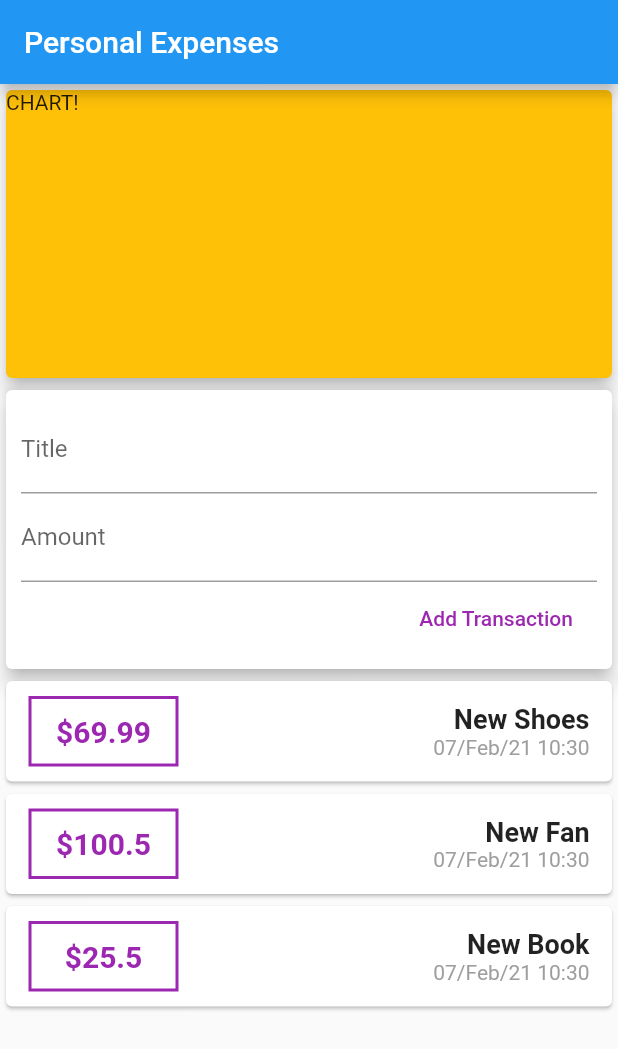
After one commit to msbatista/personal_expenses_udemy_course, a Flutter app: the screen it shows after launch, on a phone screen of 412 x 824 dp. The commit adds this screen. Shown: the top 1049 px of the screen. Run offline on Flutter 3.47's test engine with Material 2 defaults, Android fonts, the phone set to English and light mode, and no system bars.

Commit message:
Split transaction container into widgets

```diff
--- a/lib/components/new_transaction.dart
+++ b/lib/components/new_transaction.dart
@@ -1,5 +1,5 @@
 import 'package:flutter/material.dart';
-import './ui/custom_text_input.dart';
+import '../shared/custom_text_input.dart';
 
 class NewTransaction extends StatelessWidget {
   final titleController = TextEditingController();
--- a/lib/components/transaction_container.dart
+++ b/lib/components/transaction_container.dart
@@ -2,36 +2,12 @@ import 'package:flutter/material.dart';
 import '../model/transaction.dart';
 import './transaction_card.dart';
 
-class TransactionContainer extends StatefulWidget {
-  @override
-  State<StatefulWidget> createState() {
-    return _TransactionContainerState();
-  }
-}
+class TransactionContainer extends StatelessWidget {
+  final List<Transaction> transactions;
 
-List<Transaction> _getTransactions() => [
-      Transaction(
-        id: 't1',
-        title: 'New Shoes',
-        amount: 69.99,
-        transactionDate: DateTime.now(),
-      ),
-      Transaction(
-        id: 't2',
-        title: 'New Fan',
-        amount: 100.50,
-        transactionDate: DateTime.now(),
-      ),
-      Transaction(
-        id: 't2',
-        title: 'New Book',
-        amount: 25.50,
-        transactionDate: DateTime.now(),
-      ),
-    ];
-
-class _TransactionContainerState extends State<TransactionContainer> {
-  final List<Transaction> transactions = _getTransactions();
+  TransactionContainer({
+    @required this.transactions,
+  });
 
   @override
   Widget build(BuildContext context) {
--- /dev/null
+++ b/lib/components/user_transaction.dart
@@ -0,0 +1,45 @@
+import 'package:flutter/material.dart';
+import '../model/transaction.dart';
+import './transaction_container.dart';
+import './new_transaction.dart';
+
+List<Transaction> _getTransactions() => [
+      Transaction(
+        id: 't1',
+        title: 'New Shoes',
+        amount: 69.99,
+        transactionDate: DateTime.now(),
+      ),
+      Transaction(
+        id: 't2',
+        title: 'New Fan',
+        amount: 100.50,
+        transactionDate: DateTime.now(),
+      ),
+      Transaction(
+        id: 't2',
+        title: 'New Book',
+        amount: 25.50,
+        transactionDate: DateTime.now(),
+      ),
+    ];
+
+class UserTransaction extends StatefulWidget {
+  @override
+  _UserTransactionState createState() => _UserTransactionState();
+}
+
+class _UserTransactionState extends State<UserTransaction> {
+  final _transactions = _getTransactions();
+  @override
+  Widget build(BuildContext context) {
+    return Column(
+      children: [
+        NewTransaction(),
+        TransactionContainer(
+          transactions: this._transactions,
+        )
+      ],
+    );
+  }
+}
--- a/lib/main.dart
+++ b/lib/main.dart
@@ -1,8 +1,7 @@
 import 'package:flutter/material.dart';
 
 import './components/chart.dart';
-import './components/transaction_container.dart';
-import './components/new_transaction.dart';
+import './components/user_transaction.dart';
 
 void main() => runApp(PersonalExpenses());
 
@@ -26,8 +25,7 @@ class PersonalExpensesHomePage extends StatelessWidget {
       body: Column(
         children: <Widget>[
           Chart(),
-          NewTransaction(),
-          TransactionContainer(),
+          UserTransaction(),
         ],
       ),
     );
```
Also changed, not shown: lib/shared/custom_text_input.dart (renamed from lib/components/ui/custom_text_input.dart).
